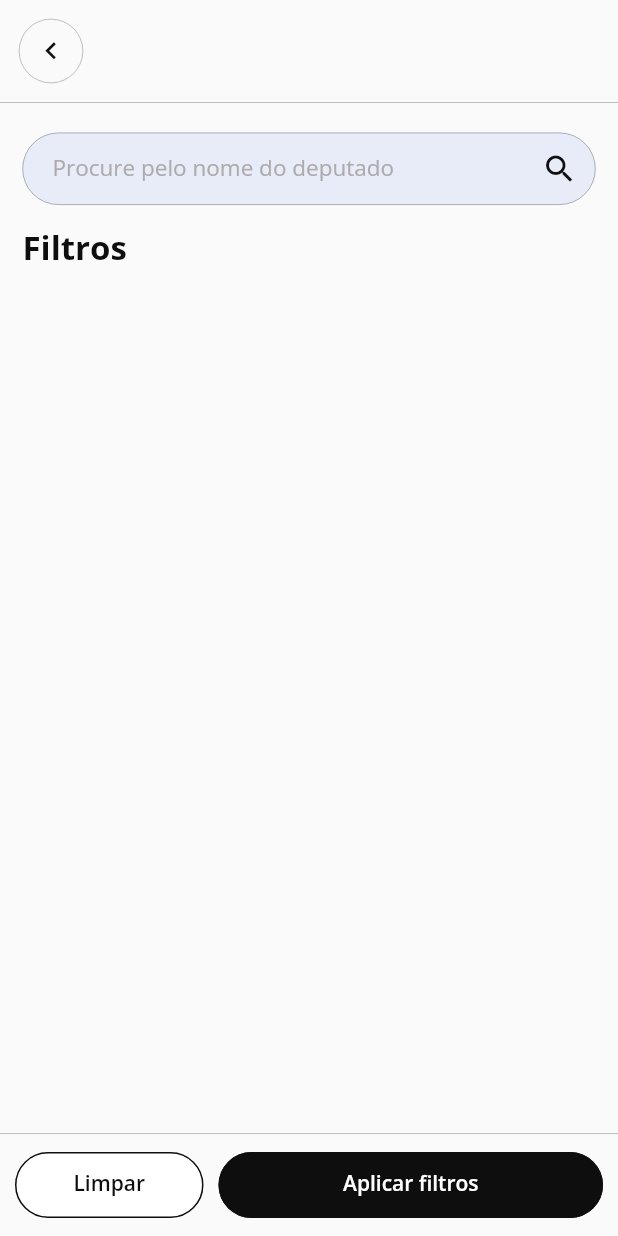
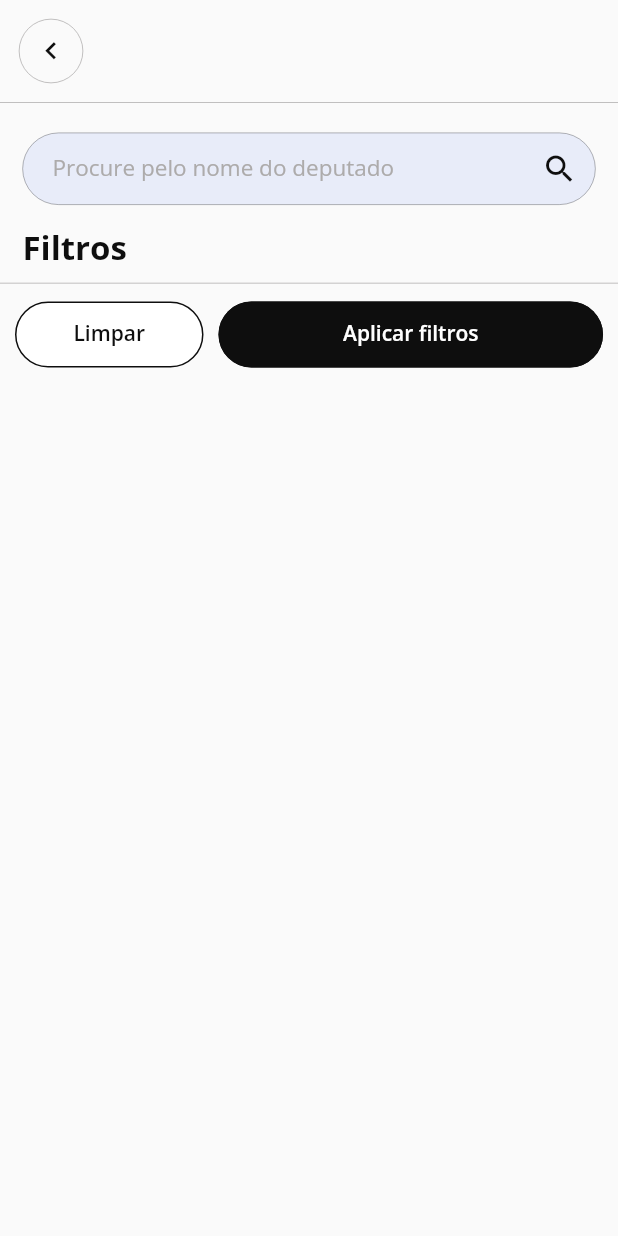
Before and after one commit to rafaelzorn/brasil_transparente_flutter, a Flutter app: the SearchPage screen opened by its route, on a phone screen of 412 x 824 dp. Run offline on Flutter 3.47's test engine with Material 2 defaults, Android fonts, the light colour scheme and no system bars; our stand-ins replace dio, flutter_dotenv, get, google_fonts, lazy_load_scrollview, transparent_image; network calls fail.

Commit message:
Feat: Page Search

```diff
--- a/lib/app/data/repositories/deputy_repository.dart
+++ b/lib/app/data/repositories/deputy_repository.dart
@@ -10,7 +10,8 @@ class DeputyRepository {
   DeputyRepository(this._dio);
 
   Future<List<DeputyModel>> findDeputies(
-      PaginationSupport paginationSupport) async {
+    PaginationSupport paginationSupport,
+  ) async {
     try {
       Response response = await _dio.get('/deputados', queryParameters: {
         'pagina': paginationSupport.page,
--- a/lib/app/modules/search/controllers/search_controller.dart
+++ b/lib/app/modules/search/controllers/search_controller.dart
@@ -1,3 +1,11 @@
+import 'package:flutter/material.dart';
 import 'package:get/get.dart';
 
-class SearchController extends GetxController {}
+class SearchController extends GetxController {
+  final formKey = GlobalKey<FormState>();
+  final TextEditingController searchController = TextEditingController();
+
+  void search() {
+    print('TODO');
+  }
+}
--- a/lib/app/modules/search/pages/search_page.dart
+++ b/lib/app/modules/search/pages/search_page.dart
@@ -14,7 +14,7 @@ class SearchPage extends GetView<SearchController> {
   Widget _renderHeader() {
     return BtHeaderWidget(
       leftIcon: Icons.chevron_left,
-      leftOnPress: () => Get.toNamed(BtRoutes.DEPUTIES),
+      leftOnPress: () => Get.offNamed(BtRoutes.DEPUTIES),
     );
   }
 
@@ -51,7 +51,7 @@ class SearchPage extends GetView<SearchController> {
         padding: EdgeInsets.only(left: 5),
         child: TextButton(
           child: Text(StringResource.APPLY_FILTERS),
-          onPressed: () => {},
+          onPressed: controller.search,
           style: TextButton.styleFrom(
             padding: EdgeInsets.all(15),
             primary: BtColorTheme.WHITE,
@@ -107,23 +107,40 @@ class SearchPage extends GetView<SearchController> {
     );
   }
 
-  Widget _renderContent() {
-    return SafeArea(
+  Widget _renderForm() {
+    return Form(
+      key: controller.formKey,
+      child: Expanded(
         child: Column(
           children: <Widget>[
-          _renderHeader(),
             Expanded(
               child: Container(
-              padding: EdgeInsets.symmetric(horizontal: 15),
+                padding: EdgeInsets.symmetric(
+                  horizontal: 15,
+                ),
                 child: Column(
-                children: [
-                  InputSearchWidget(),
+                  children: <Widget>[
+                    InputSearchWidget(
+                      controller: controller.searchController,
+                    ),
                     _renderTitle(),
                   ],
                 ),
               ),
             ),
             _renderButtons(),
+          ],
+        ),
+      ),
+    );
+  }
+
+  Widget _renderContent() {
+    return SafeArea(
+      child: Column(
+        children: <Widget>[
+          _renderHeader(),
+          _renderForm(),
         ],
       ),
     );
@@ -134,6 +151,7 @@ class SearchPage extends GetView<SearchController> {
     return GestureDetector(
       onTap: () => FocusManager.instance.primaryFocus?.unfocus(),
       child: Scaffold(
+        resizeToAvoidBottomInset: false,
         body: _renderContent(),
       ),
     );
--- a/lib/app/modules/search/pages/widgets/input_search_widget.dart
+++ b/lib/app/modules/search/pages/widgets/input_search_widget.dart
@@ -6,12 +6,19 @@ import 'package:brasil_transparente_flutter/app/helpers/text_helper.dart';
 import 'package:brasil_transparente_flutter/app/themes/bt_color_theme.dart';
 
 class InputSearchWidget extends StatelessWidget {
-  InputSearchWidget({Key? key}) : super(key: key);
+  final TextEditingController controller;
+
+  InputSearchWidget({
+    Key? key,
+    required this.controller,
+  }) : super(key: key);
 
   Widget _renderContent() {
     return Stack(
       children: <Widget>[
         TextField(
+          controller: this.controller,
+          keyboardType: TextInputType.text,
           style: TextHelper.style(
             fontSize: 15,
             color: BtColorTheme.COD_GRAY,
--- a/lib/app/themes/bt_color_theme.dart
+++ b/lib/app/themes/bt_color_theme.dart
@@ -5,5 +5,4 @@ class BtColorTheme {
   static const Color COD_GRAY = Color(0XFF0E0E0E);
   static const Color SILVER_CHALICE = Color(0XFFADABAB);
   static const Color LINK_WATER = Color(0XFFE8ECF9);
-  static const Color TRANSPARENT = Color(0X00000000);
 }
```
Also changed, not shown: lib/app/modules/deputies/controllers/deputies_controller.dart (+12 -10 lines). Lines whose indentation alone changed are shown as unchanged.
